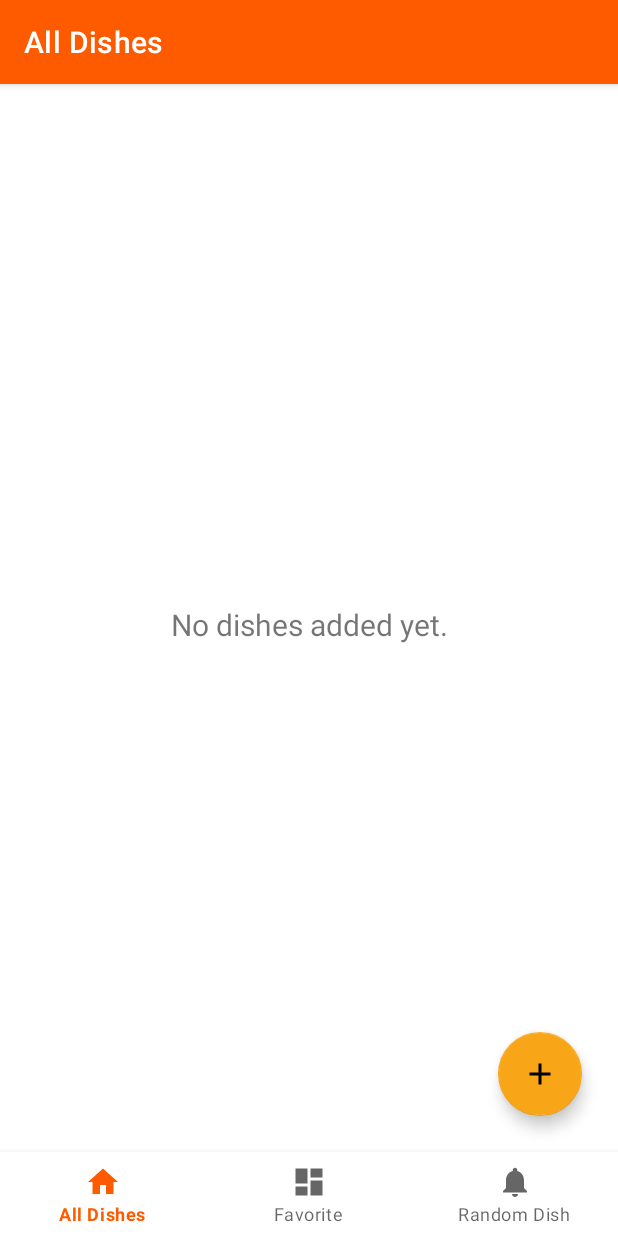
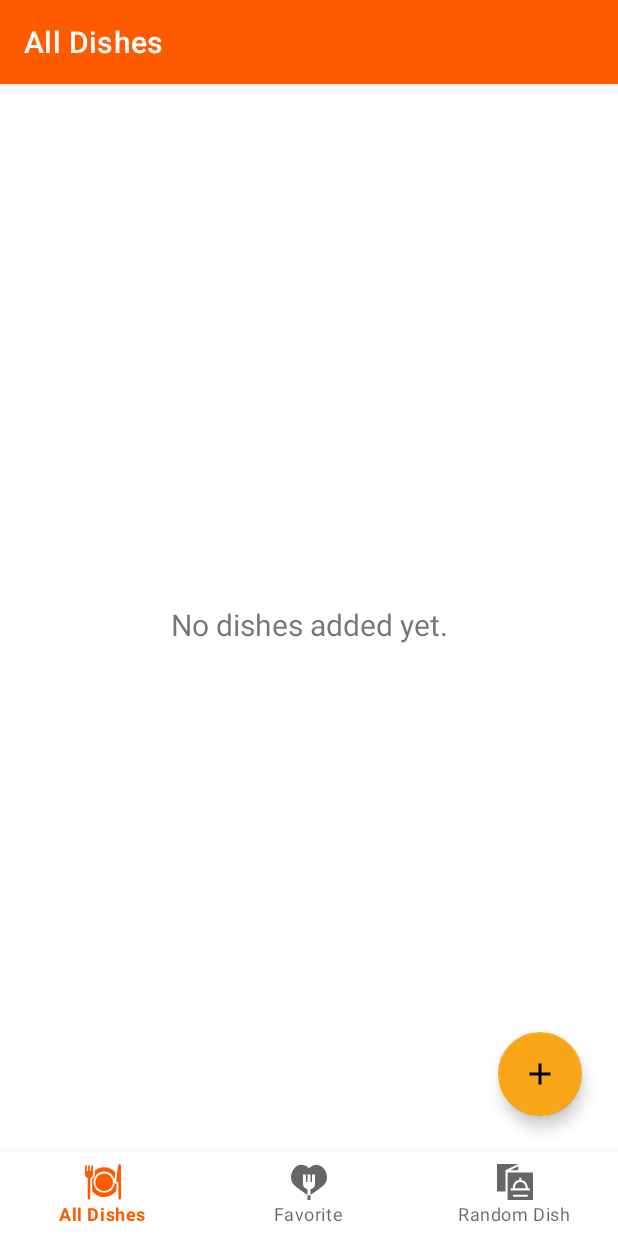
Before and after one commit to X001DEV/Foodies, an Android app: the screen it shows after launch (MainActivity), on a phone screen of 412 x 824 dp. Run offline under Robolectric (Android 15) with nearby library versions, the phone set to English and light mode, and no system bars; our stand-ins replace Room's generated code, navigation-ui; libraries missing offline, so code that uses them is left out: com.blogspot.atifsoftwares; 1 statement that could not run was skipped.

Commit message:
Add menu icons.

```diff
--- /dev/null
+++ b/app/src/main/res/drawable-v24/ic_all_dishes.xml
@@ -0,0 +1,19 @@
+<!--TODO Step 7: Add all_dishes vector icon.-->
+<vector xmlns:android="http://schemas.android.com/apk/res/android"
+    android:width="24dp"
+    android:height="24dp"
+    android:viewportWidth="300.167"
+    android:viewportHeight="300.167">
+    <path
+        android:fillColor="#FF000000"
+        android:pathData="M251.39,157.505c-1.362,-1.559 -2.517,-3.26 -3.469,-5.056c-0.468,48.27 -39.875,87.398 -88.254,87.398c-48.669,0 -88.265,-39.596 -88.265,-88.265s39.596,-88.265 88.265,-88.265c41.868,0 77.02,29.304 86.027,68.477l7.993,-59.42l0.18,-1.336c-22.76,-26.581 -56.544,-43.457 -94.2,-43.457c-29.378,0 -56.398,10.276 -77.667,27.414v1.283v1.136v25.168v0.999c0,16.811 -8.713,32.159 -22.5,40.929v98.378v1.695c22.574,30.89 59.063,50.998 100.167,50.998c43.192,0 81.291,-22.203 103.5,-55.79v-1.817V165.28C258.661,163.814 254.578,161.151 251.39,157.505z" />
+    <path
+        android:fillColor="#FF000000"
+        android:pathData="M159.667,78.318c-40.398,0 -73.265,32.866 -73.265,73.265s32.866,73.265 73.265,73.265s73.265,-32.866 73.265,-73.265S200.065,78.318 159.667,78.318z" />
+    <path
+        android:fillColor="#FF000000"
+        android:pathData="M299.833,14.476c0,-6.384 -5.175,-11.559 -11.559,-11.559c-5.788,0 -10.684,4.281 -11.455,10.018l-16.89,125.549c-0.445,3.305 0.56,6.64 2.754,9.15c2.195,2.51 5.366,3.949 8.701,3.949h6.782V286.25c0,6.075 4.925,11 11,11s11,-4.925 11,-11L299.833,14.476z" />
+    <path
+        android:fillColor="#FF000000"
+        android:pathData="M67,16.917c0,-4.143 -3.357,-7.5 -7.5,-7.5s-7.5,3.357 -7.5,7.5v41.499H41V16.917c0,-4.143 -3.357,-7.5 -7.5,-7.5s-7.5,3.357 -7.5,7.5v41.499H15V16.917c0,-4.143 -3.357,-7.5 -7.5,-7.5S0,12.774 0,16.917v67.666c0,14.619 9.417,27.073 22.5,31.636V286.25c0,6.075 4.925,11 11,11s11,-4.925 11,-11V116.219C57.583,111.656 67,99.202 67,84.583V16.917z" />
+</vector>
--- /dev/null
+++ b/app/src/main/res/drawable-v24/ic_favorite_dish.xml
@@ -0,0 +1,13 @@
+<!--TODO Step 8: Add favorite_dishes vector icon.-->
+<vector xmlns:android="http://schemas.android.com/apk/res/android"
+    android:width="24dp"
+    android:height="24dp"
+    android:viewportWidth="192"
+    android:viewportHeight="192">
+    <path
+        android:fillColor="#FF000000"
+        android:pathData="M189.387,51.584c-6.151,-22.954 -21.743,-40.367 -40.693,-45.445C136.437,2.855 117.715,3.28 96,22.2 65.375,-4.427 37.249,2.959 20.569,19.638c-22.641,22.642 -29.7,66.231 -5.251,90.678 21.129,21.129 60.236,46.148 72.687,53.9V134.967A32.04,32.04 0,0 1,64.018 104V56.024H80.009V96h8V56.024H104V96h8V56.024h15.991V104A32.041,32.041 0,0 1,104 134.967v29.252c12.451,-7.755 51.558,-32.774 72.687,-53.9C190.728,96.271 195.477,74.314 189.387,51.584Z" />
+    <path
+        android:fillColor="#FF000000"
+        android:pathData="M96,167.75a7.99,7.99 0,0 1,-4.144 -1.158c-0.312,-0.189 -1.679,-1.02 -3.851,-2.373v27.728H104V164.219c-2.172,1.353 -3.539,2.184 -3.851,2.373A7.987,7.987 0,0 1,96 167.75Z" />
+</vector>
--- /dev/null
+++ b/app/src/main/res/drawable-v24/ic_random_dish.xml
@@ -0,0 +1,19 @@
+<!--TODO Step 9: Add random_dish vector icon.-->
+<vector xmlns:android="http://schemas.android.com/apk/res/android"
+    android:width="24dp"
+    android:height="24dp"
+    android:viewportWidth="512"
+    android:viewportHeight="512">
+    <path
+        android:fillColor="#FF000000"
+        android:pathData="m331,256c-41.353,0 -75,33.647 -75,75v15h150v-15c0,-41.353 -33.647,-75 -75,-75z" />
+    <path
+        android:fillColor="#FF000000"
+        android:pathData="m151,512h361v-392h-361zM436,466h-210v-30h210zM196,346h30v-15c0,-52.755 39.25,-96.127 90,-103.484v-31.516h30v31.516c50.75,7.357 90,50.729 90,103.484v15h30v30h-270z" />
+    <path
+        android:fillColor="#FF000000"
+        android:pathData="m121,90 l180,-90h-301v391h121z" />
+    <path
+        android:fillColor="#FF000000"
+        android:pathData="m301,33.6 l-112.8,56.4h112.8z" />
+</vector>
--- a/app/src/main/res/menu/bottom_nav_menu.xml
+++ b/app/src/main/res/menu/bottom_nav_menu.xml
@@ -3,17 +3,17 @@
 
     <item
         android:id="@+id/navigation_all_dishes"
-        android:icon="@drawable/ic_home_black_24dp"
+        android:icon="@drawable/ic_all_dishes"
         android:title="@string/title_all_dishes" />
 
     <item
         android:id="@+id/navigation_favorite_dishes"
-        android:icon="@drawable/ic_dashboard_black_24dp"
+        android:icon="@drawable/ic_favorite_dish"
         android:title="@string/title_favorite_dishes" />
 
     <item
         android:id="@+id/navigation_random_dish"
-        android:icon="@drawable/ic_notifications_black_24dp"
+        android:icon="@drawable/ic_random_dish"
         android:title="@string/title_random_dish" />
 
 </menu>
```
